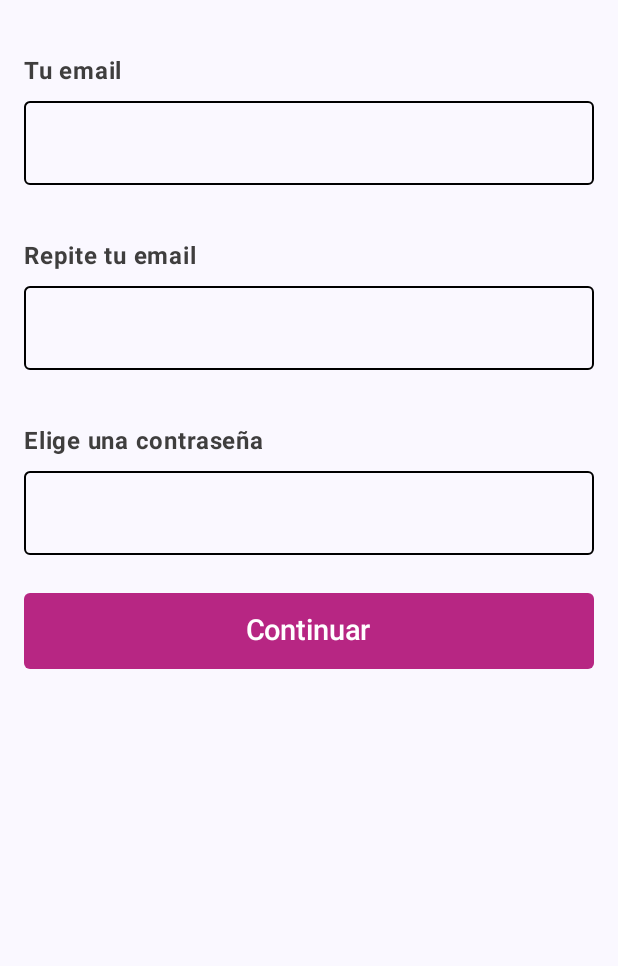
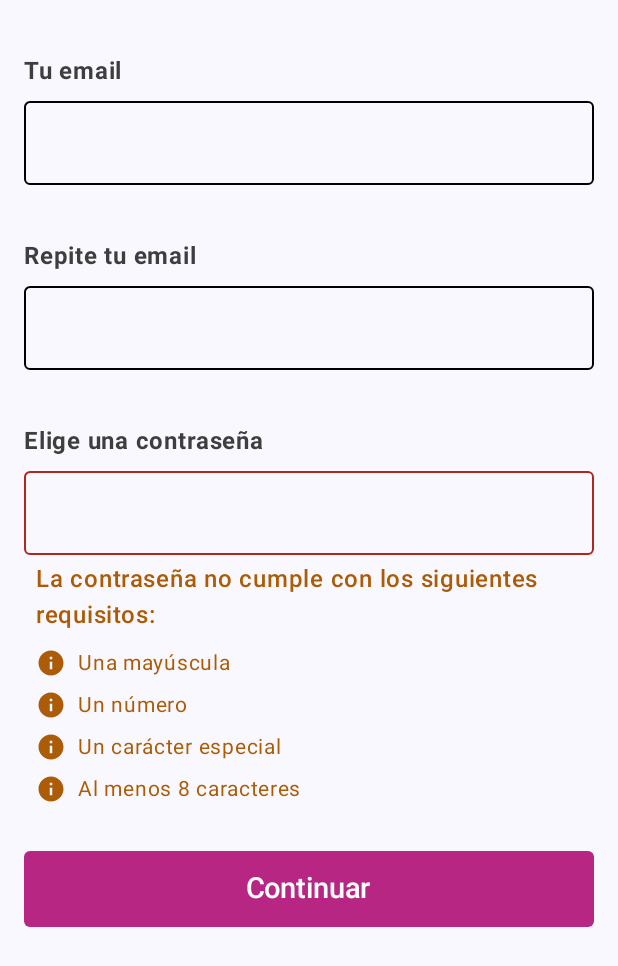
Before and after one commit to DeMoraDev/Ideavista, an Android app built with Jetpack Compose: the composable RegisterContent called with empty values, after a tap on "Continuar", on a phone screen of 412 x 824 dp. Shown: the top 966 px of the screen. Run offline under Robolectric (Android 15) with nearby library versions, the phone set to English and light mode, and no system bars.

Commit message:
Añadido condiciones email y password en el registerContent //TODO: condiciones email Login Already user

```diff
--- a/app/src/main/java/com/example/ideavista/presentation/view/composable/loginComposables/RegisterContent.kt
+++ b/app/src/main/java/com/example/ideavista/presentation/view/composable/loginComposables/RegisterContent.kt
@@ -2,13 +2,20 @@ package com.example.ideavista.presentation.view.composable.loginComposables
 
 import androidx.compose.foundation.layout.Column
 import androidx.compose.foundation.layout.PaddingValues
+import androidx.compose.foundation.layout.Row
+import androidx.compose.foundation.layout.Spacer
 import androidx.compose.foundation.layout.fillMaxSize
 import androidx.compose.foundation.layout.fillMaxWidth
 import androidx.compose.foundation.layout.padding
+import androidx.compose.foundation.layout.size
+import androidx.compose.foundation.layout.width
 import androidx.compose.foundation.shape.RoundedCornerShape
+import androidx.compose.material.icons.Icons
+import androidx.compose.material.icons.filled.Info
 import androidx.compose.material3.Button
 import androidx.compose.material3.ButtonDefaults
 import androidx.compose.material3.ExperimentalMaterial3Api
+import androidx.compose.material3.Icon
 import androidx.compose.material3.OutlinedTextField
 import androidx.compose.material3.Text
 import androidx.compose.material3.TextFieldDefaults
@@ -21,6 +28,7 @@ import androidx.compose.ui.text.font.FontWeight
 import androidx.compose.ui.text.input.PasswordVisualTransformation
 import androidx.compose.ui.unit.dp
 import androidx.compose.ui.unit.sp
+import com.example.ideavista.presentation.view.theme.Marron
 import com.example.ideavista.presentation.view.theme.NegroClaro
 import com.example.ideavista.presentation.view.theme.Violeta
 
@@ -33,6 +41,18 @@ fun RegisterContent(
 ) {
     var confirmEmail by remember { mutableStateOf("") }
     var password by remember { mutableStateOf("") }
+    var showEmailError by remember { mutableStateOf(false) }
+    var showPasswordError by remember {mutableStateOf(false)}
+
+    //TODO Hay que migrar esta logica fuera del composable
+    val passwordConditions = listOf(
+        "Una mayúscula" to { password.any { it.isUpperCase() } },
+        "Un número" to { password.any { it.isDigit() } },
+        "Un carácter especial" to { password.any { ".,!#$%&*()-_+?<>".contains(it) } },
+        "Al menos 8 caracteres" to { password.length >= 8 }
+    )
+
+
 
     Column(
         modifier = Modifier
@@ -48,15 +68,39 @@ fun RegisterContent(
         )
         OutlinedTextField(
             value = email,
-            onValueChange = onEmailConfirmed,
+            onValueChange = {},
+            readOnly = true, //Campo solo de lectura
             modifier = Modifier
                 .fillMaxWidth()
                 .padding(top = 8.dp),
             colors = TextFieldDefaults.outlinedTextFieldColors(
                 focusedBorderColor = Color.Black,
                 unfocusedBorderColor = Color.Black
-            )
+            ),
+            isError = showEmailError
         )
+        if (showEmailError && email != confirmEmail) {
+            Row(
+                modifier = Modifier
+                    .padding(start = 8.dp, top = 4.dp)
+                    .fillMaxWidth(),
+                verticalAlignment = Alignment.CenterVertically
+            ) {
+                Icon(
+                    imageVector = Icons.Default.Info, // Puedes usar otro icono si lo prefieres
+                    contentDescription = "Error Icon",
+                    tint = Marron,
+                    modifier = Modifier.size(20.dp)
+                )
+                Spacer(modifier = Modifier.width(8.dp)) // Espacio entre el icono y el texto
+                Text(
+                    text = "Los emails no coinciden",
+                    color = Marron,
+                    fontSize = 16.sp,
+                    fontWeight = FontWeight.SemiBold
+                )
+            }
+        }
 
         Text(
             text = "Repite tu email",
@@ -66,15 +110,41 @@ fun RegisterContent(
         )
         OutlinedTextField(
             value = confirmEmail,
-            onValueChange = { confirmEmail = it },
+            onValueChange = {
+                confirmEmail = it
+                showEmailError = false
+            },
             modifier = Modifier
                 .fillMaxWidth()
                 .padding(top = 8.dp),
             colors = TextFieldDefaults.outlinedTextFieldColors(
                 focusedBorderColor = Color.Black,
                 unfocusedBorderColor = Color.Black
-            )
+            ),
+            isError = showEmailError
         )
+        if (showEmailError && email != confirmEmail) {
+            Row(
+                modifier = Modifier
+                    .padding(start = 8.dp, top = 4.dp)
+                    .fillMaxWidth(),
+                verticalAlignment = Alignment.CenterVertically
+            ) {
+                Icon(
+                    imageVector = Icons.Default.Info, // Puedes usar otro icono si lo prefieres
+                    contentDescription = "Error Icon",
+                    tint = Marron,
+                    modifier = Modifier.size(21.dp)
+                )
+                Spacer(modifier = Modifier.width(8.dp)) // Espacio entre el icono y el texto
+                Text(
+                    text = "Los emails no coinciden",
+                    color = Marron,
+                    fontSize = 16.sp,
+                    fontWeight = FontWeight.SemiBold
+                )
+            }
+        }
 
         Text(
             text = "Elige una contraseña",
@@ -92,15 +162,57 @@ fun RegisterContent(
                 focusedBorderColor = Color.Black,
                 unfocusedBorderColor = Color.Black
             ),
-            visualTransformation = PasswordVisualTransformation()
+            visualTransformation = PasswordVisualTransformation(),
+            isError = showPasswordError
         )
+        val unmetConditions = passwordConditions.filter { !it.second() }.map { it.first }
+
+        if (showPasswordError && unmetConditions.isNotEmpty()) {
+            Column(
+                modifier = Modifier
+                    .padding(start = 8.dp, top = 4.dp)
+                    .fillMaxWidth()
+            ) {
+                Text(
+                    text = "La contraseña no cumple con los siguientes requisitos:",
+                    color = Marron,
+                    fontSize = 16.sp,
+                    fontWeight = FontWeight.SemiBold,
+                    modifier = Modifier.padding(bottom = 8.dp)
+                )
+                unmetConditions.forEach { condition ->
+                    Row(
+                        verticalAlignment = Alignment.CenterVertically,
+                        modifier = Modifier.padding(bottom = 4.dp)
+                    ) {
+                        Icon(
+                            imageVector = Icons.Default.Info,
+                            contentDescription = "Error Icon",
+                            tint = Marron,
+                            modifier = Modifier.size(20.dp)
+                        )
+                        Spacer(modifier = Modifier.width(8.dp))
+                        Text(
+                            text = condition,
+                            color = Marron,
+                            fontSize = 14.sp
+                        )
+                    }
+                }
+            }
+        }else{
+            Text(
+                text = "Incluye al menos 8 caracteres, una mayúscula, una minúscula, un número y un carácter" +
+                        " especial"
+            )
+        }
 
         Button(
             onClick = {
-                if (email == confirmEmail) {
+                showEmailError = email != confirmEmail
+                showPasswordError = unmetConditions.isNotEmpty()
+                if (!showEmailError && !showPasswordError) {
                     onRegister(email, password)
-                }else{
-                    //
                 }
             },
             modifier = Modifier
--- a/app/src/main/java/com/example/ideavista/presentation/view/theme/Color.kt
+++ b/app/src/main/java/com/example/ideavista/presentation/view/theme/Color.kt
@@ -8,6 +8,8 @@ val Blanco = Color(0xFFFFFFFF)       //General
 val Violeta = Color(0xFFB72683)      //Botones   Light/Dark
 val Azul = Color(0xFF145BC7)         //Hipervínculos   Light/Dark
 
+val Marron = Color(0xFFAC5C07)  //Error general email/password
+
 //Gama de negros solo Dark Theme
 val NegroClaro = Color(0xFF3F3E3E)
 val NegroMedio = Color(0xFF1F1F1F)
```
Also changed, not shown: app/src/main/java/com/example/ideavista/presentation/viewmodel/LoginScreenViewModel.kt (+43 -1 lines).
